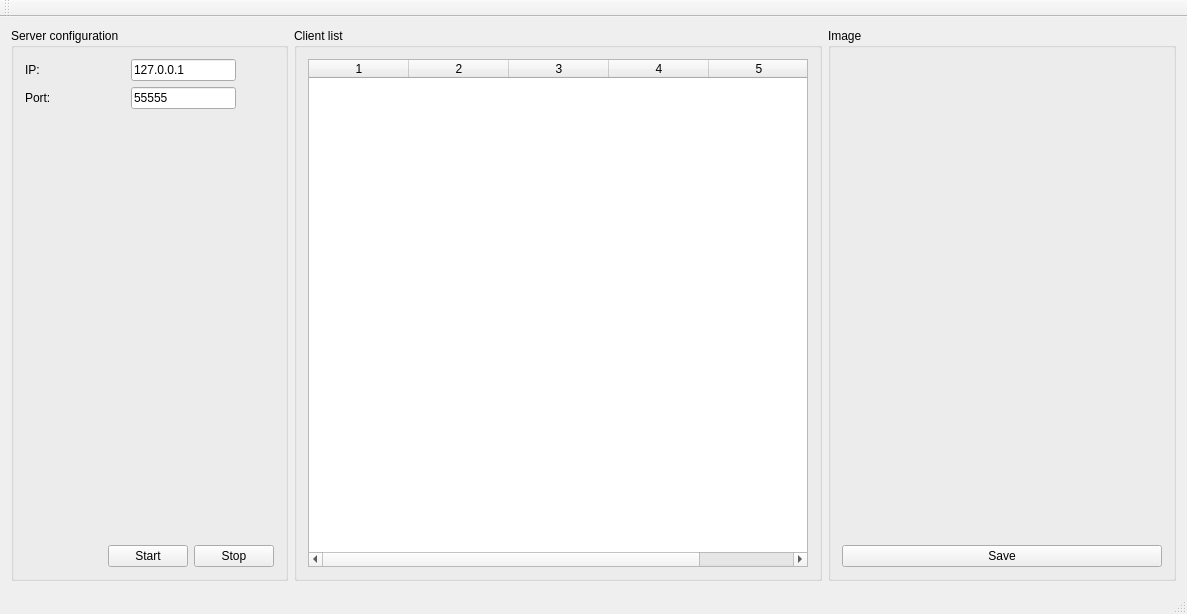
Above: server.ui from pavolmarak/fingerprint-server-gui-qt before the change. Below: the same form after it.
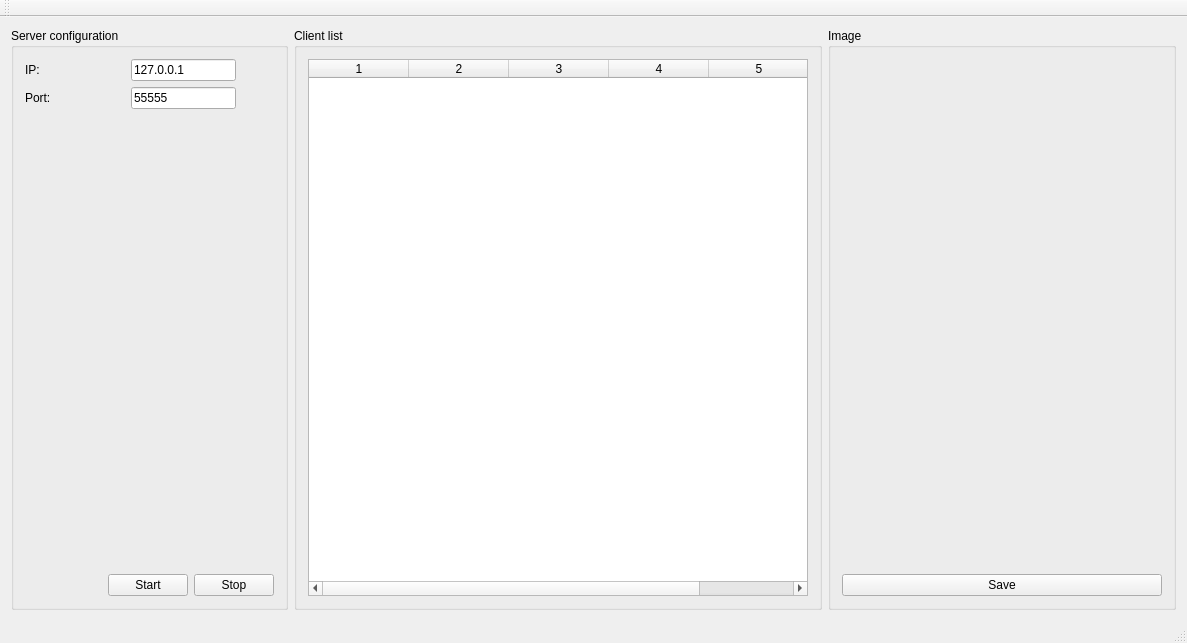
That is the form after the change.

Commit message: Server now shows IP, port and time for the last received image.

What changed in the file:
```diff
--- a/server.ui
+++ b/server.ui
@@ -7,7 +7,7 @@
     <x>0</x>
     <y>0</y>
     <width>1187</width>
-    <height>603</height>
+    <height>643</height>
    </rect>
   </property>
   <property name="windowTitle">
@@ -251,6 +251,13 @@
            </property>
           </widget>
          </item>
+         <item>
+          <widget class="QLabel" name="image_from">
+           <property name="text">
+            <string/>
+           </property>
+          </widget>
+         </item>
          <item>
           <widget class="QPushButton" name="save_image_button">
            <property name="text">
```
The commit also changes 2 other files.
